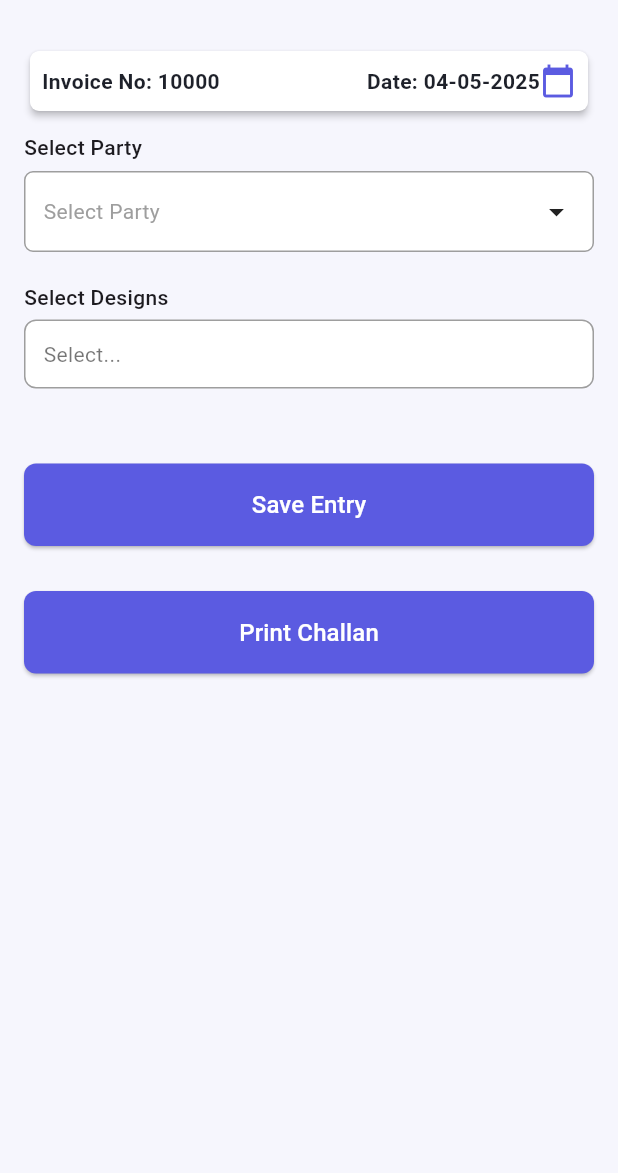
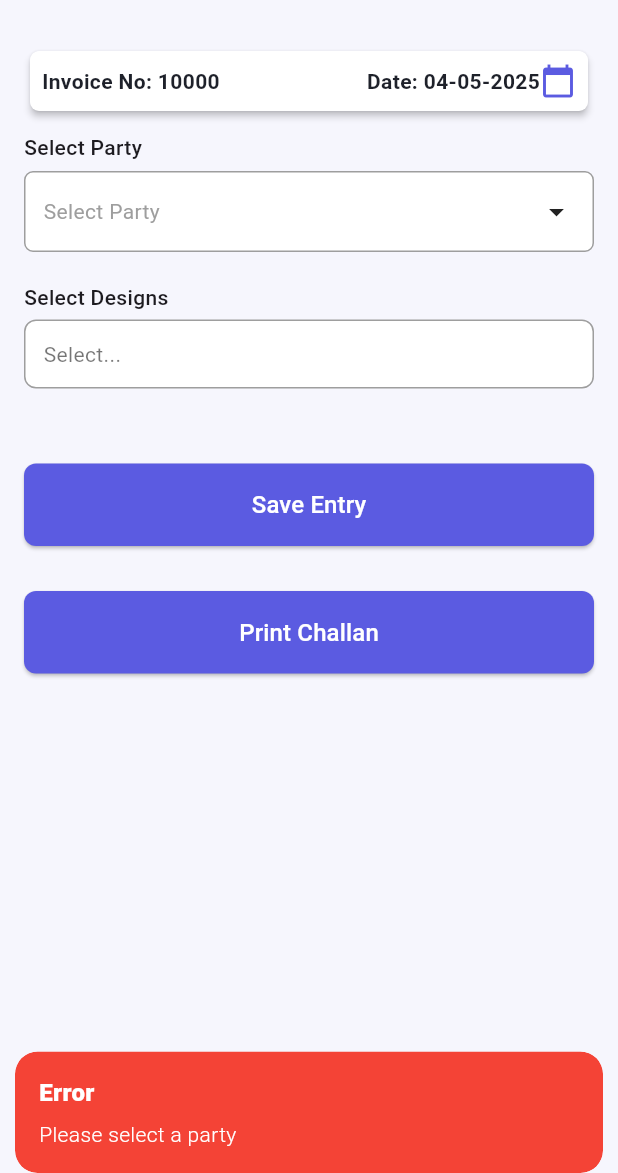
Before and after one commit to DeepGhaghra/SalesAppAndroid, a Flutter app: the SalesEntriesView screen opened by its route, after a tap on "Print Challan", on a phone screen of 412 x 824 dp, the part 63-1236 px from its top. Run offline on Flutter 3.47's test engine with Material 3 defaults, Android fonts, the phone set to English and light mode, and no system bars; our stand-ins replace awesome_notifications, connectivity_plus, file_picker, flutter_local_notifications, flutter_timezone, fluttertoast and 7 more; missing offline and left inert: android_intent_plus, dart:html, drop_down_list, excel; accounts and stored records are empty.

Commit message:
validation check before print

```diff
--- a/lib/app/modules/sales_entries/controllers/sales_entries_controller.dart
+++ b/lib/app/modules/sales_entries/controllers/sales_entries_controller.dart
@@ -158,7 +158,6 @@ class SalesEntriesController extends GetxController {
     } else {
       rates[product] = 0;
     }
-
     calculateAmount(product);
   }
 
--- a/lib/app/modules/sales_entries/views/sales_entries_view.dart
+++ b/lib/app/modules/sales_entries/views/sales_entries_view.dart
@@ -135,13 +135,82 @@ class SalesEntriesView extends GetView<SalesEntriesController> {
                     padding: const EdgeInsets.symmetric(vertical: 16),
                   ),
                   onPressed: () {
+                    // Validation checks
+                    if ((controller.selectedPartyName.value ?? '').isEmpty) {
+                      Get.snackbar(
+                        'Error',
+                        'Please select a party',
+                        snackPosition: SnackPosition.BOTTOM,
+                        backgroundColor: Colors.red,
+                        colorText: Colors.white,
+                      );
+                      return;
+                    }
+
+                    if (controller.selectedProducts.isEmpty) {
+                      Get.snackbar(
+                        'Error',
+                        'Please select atleast one design',
+                        snackPosition: SnackPosition.BOTTOM,
+                        backgroundColor: Colors.red,
+                        colorText: Colors.white,
+                      );
+                      return;
+                    }
+
+                    // Check all selected products have quantity > 0
+                    bool hasInvalidQuantity = false;
+                    for (var product in controller.selectedProducts) {
+                      final qty =
+                          controller.qtyControllers[product]?.text ?? '';
+                      if (qty.isEmpty ||
+                          int.tryParse(qty) == null ||
+                          int.parse(qty) <= 0) {
+                        hasInvalidQuantity = true;
+                        break;
+                      }
+                    }
+
+                    if (hasInvalidQuantity) {
+                      Get.snackbar(
+                        'Error',
+                        'Please enter valid qty',
+                        snackPosition: SnackPosition.BOTTOM,
+                        backgroundColor: Colors.red,
+                        colorText: Colors.white,
+                      );
+                      return;
+                    }
+
+                    // Validate rate (must not be empty or 0)
+                    bool hasInvalidRate = false;
+                    for (var product in controller.selectedProducts) {
+                      final rate =
+                          controller.rateControllers[product]?.text ?? '';
+                      if (!RegExp(r'^[1-9]\d*$').hasMatch(rate)) {
+                        hasInvalidRate = true;
+                        break;
+                      }
+                    }
+
+                    if (hasInvalidRate) {
+                      Get.snackbar(
+                        'Error',
+                        'Please enter valid rate (whole number > 0)',
+                        snackPosition: SnackPosition.BOTTOM,
+                        backgroundColor: Colors.red,
+                        colorText: Colors.white,
+                      );
+                      return;
+                    }
+
+                    ///
                     String invoiceNo = controller.invoiceNo.value;
                     String? partyName = controller.selectedPartyName.value;
                     List<Map<String, dynamic>> products =
                         controller.selectedProducts.map((product) {
                           return {
-                            'product_name':
-                                product,
+                            'product_name': product,
                             'quantity':
                                 controller.qtyControllers[product]?.text ?? '0',
                             'rate':
```
